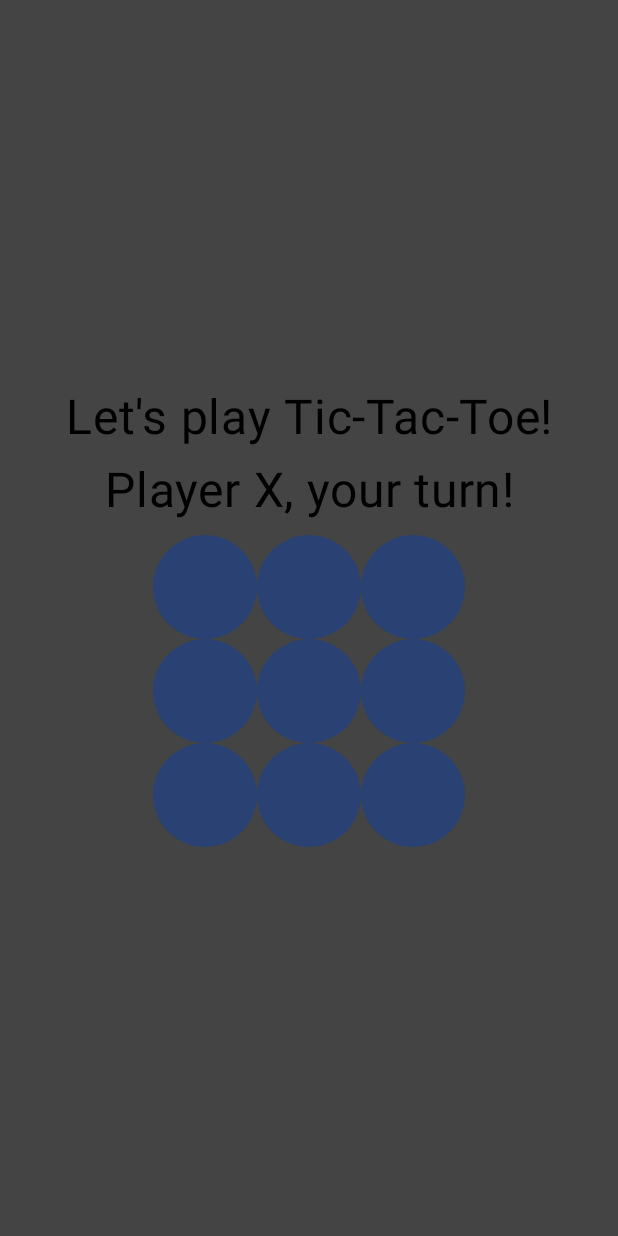
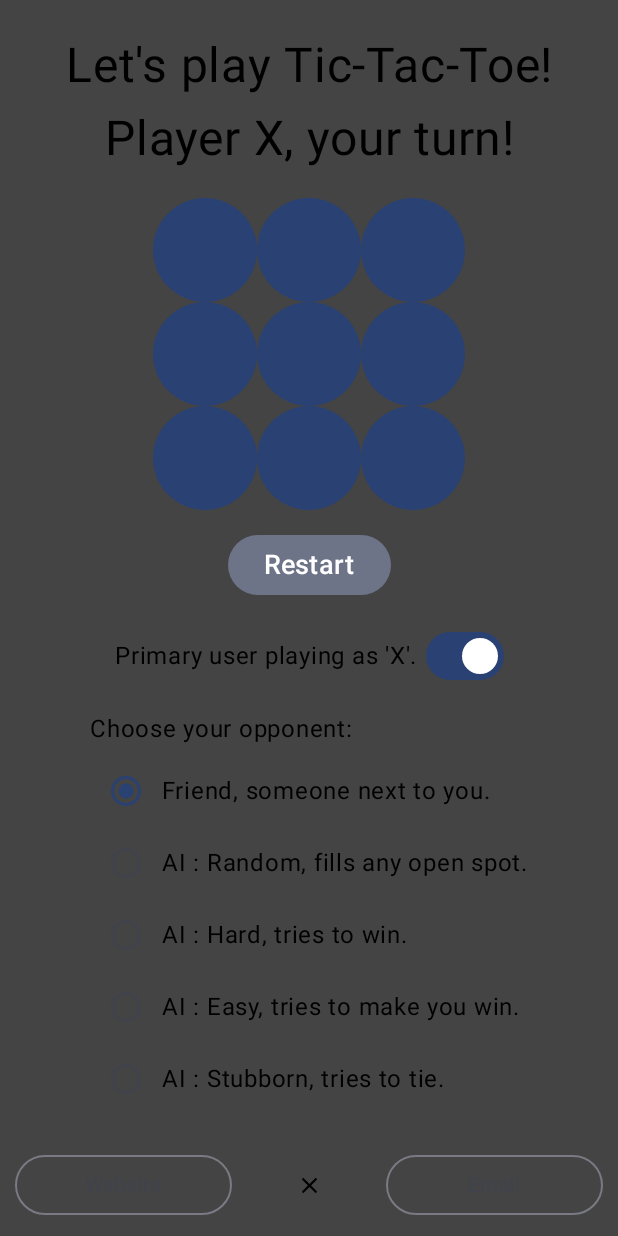
Before and after one commit to Hyperling/TicTacToeAndroid, an Android app built with Jetpack Compose: the screen it shows after launch (MainActivity), on a phone screen of 412 x 824 dp. Run offline under Robolectric (Android 15) with nearby library versions, the phone set to English and light mode, and no system bars.

Commit message:
UI is done, game is still playable. AIs not functional yet, Random is coded but radio buttons not working.

```diff
--- a/app/src/main/java/com/hyperling/tictactoe/MainActivity.kt
+++ b/app/src/main/java/com/hyperling/tictactoe/MainActivity.kt
@@ -1,10 +1,15 @@
 package com.hyperling.tictactoe
 
+import android.content.Context
 import android.content.res.Configuration
 import android.os.Bundle
+import android.widget.RadioButton
+import android.widget.RadioGroup
+import android.widget.Toast
 import androidx.activity.ComponentActivity
 import androidx.activity.compose.setContent
 import androidx.compose.foundation.background
+import androidx.compose.foundation.clickable
 import androidx.compose.foundation.layout.Arrangement
 import androidx.compose.foundation.layout.Box
 import androidx.compose.foundation.layout.Column
@@ -12,12 +17,25 @@ import androidx.compose.foundation.layout.Row
 import androidx.compose.foundation.layout.Spacer
 import androidx.compose.foundation.layout.fillMaxSize
 import androidx.compose.foundation.layout.fillMaxWidth
+import androidx.compose.foundation.layout.height
 import androidx.compose.foundation.layout.offset
 import androidx.compose.foundation.layout.padding
 import androidx.compose.foundation.layout.size
+import androidx.compose.foundation.layout.width
+import androidx.compose.material.icons.Icons
+import androidx.compose.material.icons.rounded.Close
 import androidx.compose.material3.Button
+import androidx.compose.material3.Checkbox
+import androidx.compose.material3.ElevatedButton
+import androidx.compose.material3.FilledTonalButton
+import androidx.compose.material3.Icon
+import androidx.compose.material3.IconButton
+import androidx.compose.material3.IconToggleButton
 import androidx.compose.material3.MaterialTheme
+import androidx.compose.material3.OutlinedButton
+import androidx.compose.material3.RadioButton
 import androidx.compose.material3.Surface
+import androidx.compose.material3.Switch
 import androidx.compose.material3.Text
 import androidx.compose.runtime.Composable
 import androidx.compose.runtime.mutableStateOf
@@ -29,9 +47,12 @@ import com.hyperling.tictactoe.ui.theme.TicTacToeTheme
 import androidx.compose.ui.Modifier
 import androidx.compose.ui.graphics.Color
 import androidx.compose.ui.graphics.RectangleShape
+import androidx.compose.ui.platform.LocalContext
+import androidx.compose.ui.res.stringResource
 import androidx.compose.ui.text.style.TextAlign
 import androidx.compose.ui.unit.dp
 import androidx.compose.ui.unit.sp
+import kotlin.random.Random
 
 class MainActivity : ComponentActivity() {
     override fun onCreate(savedInstanceState: Bundle?) {
@@ -42,7 +63,7 @@ class MainActivity : ComponentActivity() {
                 //Surface( modifier = Modifier.fillMaxSize()
                 //    , color = MaterialTheme.colorScheme.background
                 //) {
-                    Game()
+                    Game(this)
                 //}
             }
         }
@@ -61,20 +82,49 @@ class MainActivity : ComponentActivity() {
 // https://tigeroakes.com/posts/mutablestateof-list-vs-mutablestatelistof/
 
 @Composable
-fun Game() {
+fun Game(context: Context) {
 
     // Shown on the screen.
-    //val grid = remember { mutableStateListOf<String>() }
-    var grid by remember { mutableStateOf(mutableListOf<String>()) }
+    val grid = remember { mutableStateListOf<String>() }
+    //var grid by remember { mutableStateOf(mutableListOf<String>()) }
     var turn by remember { mutableStateOf("X") }
     var lastTurn by remember { mutableStateOf("O") }
     var msg by remember { mutableStateOf("") }
 
     // Hidden flags for determining where we're at.
     var status by remember{ mutableIntStateOf(0) }
+    var newGame by remember { mutableStateOf(true) }
     var gameOver by remember{ mutableStateOf(false) }
     var showClear by remember { mutableStateOf(true) }
-    var newGame by remember { mutableStateOf(true) }
+    var clearText by remember { mutableStateOf("") }
+
+    // AI choices.
+    var player by remember { mutableStateOf("X") }
+    var opponent by remember { mutableStateOf("") }
+    var opponentHuman by remember { mutableStateOf(true) }
+    var opponentRandom by remember { mutableStateOf(false) }
+    var opponentHard by remember { mutableStateOf(false) }
+    var opponentEasy by remember { mutableStateOf(false) }
+    var opponentAnnoying by remember { mutableStateOf(false) }
+
+    if (player == "X") {
+        opponent = "O"
+    } else {
+        opponent = "X"
+    }
+
+    fun setRadiosFalse(): Boolean {
+        opponentHuman = false
+        opponentRandom = false
+        opponentHard = false
+        opponentEasy = false
+        opponentAnnoying = false
+        return true
+    }
+
+    // Being a goofball.
+    var mainText by remember { mutableStateOf("") }
+    var mainClicks by remember { mutableIntStateOf(0) }
 
     if (status != 0) {
         if (status == 1) {
@@ -82,8 +132,6 @@ fun Game() {
         } else if (status == 2) {
             msg = "Tie, better luck next time!"
         }
-        turn = "X"
-        lastTurn = "O"
         status = 0
         showClear = true
         gameOver = true
@@ -95,8 +143,8 @@ fun Game() {
     }
 
     if (newGame) {
-        //grid.clear()
-        grid = mutableListOf<String>()
+        grid.clear()
+        //grid = mutableListOf<String>()
         for (i in 1..9) {
             //grid.add("")
             grid += ""
@@ -104,19 +152,10 @@ fun Game() {
         showClear = false
         gameOver = false
         newGame = false
+        turn = "X"
+        lastTurn = "O"
     }
 
-    // https://developer.android.com/develop/ui/compose/layouts/constraintlayout
-    // Need to switch to a Constraint layout to prevent the
-    //   Play New Game button from screwing everything up.
-    /* * /
-    ConstraintLayout (
-        contentAlignment = Alignment.Center
-        , modifier = Modifier
-            .fillMaxSize()
-            .background(Color.Gray)
-    ) {
-    // */
     Column(
         horizontalAlignment = Alignment.CenterHorizontally
         , verticalArrangement = Arrangement.Center
@@ -125,208 +164,248 @@ fun Game() {
             .background(Color.DarkGray)
     ) {
 
+        Spacer(modifier = Modifier.weight(0.1f))
+
+        Column(
+            horizontalAlignment = Alignment.CenterHorizontally
+            , verticalArrangement = Arrangement.Center
+        ) {
+            when(mainClicks){
+                0 -> mainText = "Let's play Tic-Tac-Toe!"
+                1 -> mainText = "Ouch! Why'd you hit me!?"
+                2 -> mainText = "Hey! Stop that!"
+                3 -> mainText = "Alright wise guy..."
+                4 -> mainText = "Play the game!"
+                5 -> mainText = "I'm done with you!"
+                6 -> mainText = "Last chance, jerk!!"
+                100 -> mainText = "You're determined, fella."
+                7 -> {
+                    mainText = "OK, take this!"
+                    opponentEasy = true
+                    lastTurn = opponent
+                    status = 1
+                }
+                else -> mainText = "We're done here, play!"
+            }
             Text(
-                text = "Let's play Tic-Tac-Toe!"
-                , textAlign = TextAlign.Center
-                , fontSize = 32.sp
+                text = mainText,
+                textAlign = TextAlign.Center,
+                fontSize = 32.sp,
+                modifier = Modifier.clickable {
+                    mainClicks++
+                }
             )
             Text(
-                text = msg
-                , textAlign = TextAlign.Center
-                , fontSize = 32.sp
-                , modifier = Modifier
+                text = msg,
+                textAlign = TextAlign.Center,
+                fontSize = 32.sp,
+                modifier = Modifier
                     .padding(10.dp)
             )
-            Column(
-                //modifier = Modifier
-                //    .background(Color.Black, RectangleShape)
-            ) {
+            Spacer(modifier = Modifier.size(10.dp))
+
+            // OK, this is awesome, thanks Jetbrains Compose.
+            var count = 0
+            for (row in 1..3) {
                 Row {
+                    for (col in 1..3) {
+                        val index = count
                         Button(
                             onClick = {
-                            if (!gameOver && grid[0].isEmpty()) {
-                                //grid[0] = turn
-                                grid[0] = turn
+                                if (!gameOver && grid[index].isEmpty()) {
+                                    grid[index] = turn
                                     status = checkGrid(grid)
                                     turn = changeTurn(turn)
                                 }
-                        }
-                        , modifier = Modifier
+                            }, modifier = Modifier
                                 .size(69.dp)
                         ) {
                             Text(
-                            text = grid[0]
-                            , fontSize = 24.sp
-                            , textAlign = TextAlign.Center
+                                text = grid[index],
+                                fontSize = 24.sp,
+                                textAlign = TextAlign.Center
                             )
                         }
-                    Button(
-                        onClick = {
-                            if (!gameOver && grid[1].isEmpty()) {
-                                grid[1] = turn
-                                status = checkGrid(grid)
-                                turn = changeTurn(turn)
+                        count++
                     }
-                        }
-                        , modifier = Modifier
-                            .size(69.dp)
-                    ) {
-                        Text(
-                            text = grid[1]
-                            , fontSize = 24.sp
-                            , textAlign = TextAlign.Center
-                        )
-                    }
-                    Button(
-                        onClick = {
-                            if (!gameOver && grid[2].isEmpty()) {
-                                grid[2] = turn
-                                status = checkGrid(grid)
-                                turn = changeTurn(turn)
-                            }
-                        }
-                        , modifier = Modifier
-                            .size(69.dp)
-                    ) {
-                        Text(
-                            text = grid[2]
-                            , fontSize = 24.sp
-                            , textAlign = TextAlign.Center
-                        )
-                    }
-                }
-                Row {
-                    Button(
-                        onClick = {
-                            if (!gameOver && grid[3].isEmpty()) {
-                                grid[3] = turn
-                                status = checkGrid(grid)
-                                turn = changeTurn(turn)
-                            }
-                        }
-                        , modifier = Modifier
-                            .size(69.dp)
-                    ) {
-                        Text(
-                            text = grid[3]
-                            , fontSize = 24.sp
-                            , textAlign = TextAlign.Center
-                        )
-                    }
-                    Button(
-                        onClick = {
-                            if (!gameOver && grid[4].isEmpty()) {
-                                grid[4] = turn
-                                status = checkGrid(grid)
-                                turn = changeTurn(turn)
-                            }
-                        }
-                        , modifier = Modifier
-                            .size(69.dp)
-                    ) {
-                        Text(
-                            text = grid[4]
-                            , fontSize = 24.sp
-                            , textAlign = TextAlign.Center
-                        )
-                    }
-                    Button(
-                        onClick = {
-                            if (!gameOver && grid[5].isEmpty()) {
-                                grid[5] = turn
-                                status = checkGrid(grid)
-                                turn = changeTurn(turn)
-                            }
-                        }
-                        , modifier = Modifier
-                            .size(69.dp)
-                    ) {
-                        Text(
-                            text = grid[5]
-                            , fontSize = 24.sp
-                            , textAlign = TextAlign.Center
-                        )
-                    }
-                }
-                Row {
-                    Button(
-                        onClick = {
-                            if (!gameOver && grid[6].isEmpty()) {
-                                grid[6] = turn
-                                status = checkGrid(grid)
-                                turn = changeTurn(turn)
-                            }
-                        }
-                        , modifier = Modifier
-                            .size(69.dp)
-                    ) {
-                        Text(
-                            text = grid[6]
-                            , fontSize = 24.sp
-                            , textAlign = TextAlign.Center
-                        )
-                    }
-                    Button(
-                        onClick = {
-                            if (!gameOver && grid[7].isEmpty()) {
-                                grid[7] = turn
-                                status = checkGrid(grid)
-                                turn = changeTurn(turn)
-                            }
-                        }
-                        , modifier = Modifier
-                            .size(69.dp)
-                    ) {
-                        Text(
-                            text = grid[7]
-                            , fontSize = 24.sp
-                            , textAlign = TextAlign.Center
-                        )
-                    }
-                    Button(
-                        onClick = {
-                            if (!gameOver && grid[8].isEmpty()) {
-                                grid[8] = turn
-                                status = checkGrid(grid)
-                                turn = changeTurn(turn)
-                            }
-                        }, modifier = Modifier.size(69.dp)
-                    ) {
-                        Text(
-                            text = grid[8]
-                            , fontSize = 24.sp
-                            , textAlign = TextAlign.Center
-                        )
-                    }
-                }
-            }
-            // TBD how to make this appear without moving all the
-            //   other items up then back down when it leaves?
-            if (showClear) {
-                Spacer(modifier = Modifier.size(8.dp))
-                Row {
-                    Button(onClick = { newGame = true }) {
-                        Text(
-                            text = "Start New Game"
-                            , fontSize = 18.sp
-                        )
                 }
             }
         }
 
+        Spacer(modifier = Modifier.weight(0.05f))
+
+        if (showClear) {
+            clearText = "Start New Game"
+        } else {
+            clearText = "Restart"
+        }
+        Row {
+            FilledTonalButton(onClick = { newGame = true }) {
+                Text(
+                    text = clearText, fontSize = 18.sp
+                )
+            }
+        }
+
+        Spacer(modifier = Modifier.weight(0.05f))
+
+        // Allow player to go 2nd (play as O)
+        Row (
+            verticalAlignment = Alignment.CenterVertically
+        ){
+            Text(
+                text = "Primary user playing as '$player'.",
+                fontSize = 16.sp
+            )
+            Spacer(modifier = Modifier.size(5.dp))
+            Switch(
+                checked = (player == "X"),
+                onCheckedChange = {
+                    when (player) {
+                        "X" -> player = "O"
+                        "O" -> player = "X"
+                    }
+                    Toast.makeText(
+                        context,
+                        "AI is now playing as $opponent.",
+                        Toast.LENGTH_SHORT
+                    )
+                    Toast.makeText(
+                        context,
+                        "Game has been cleared.",
+                        Toast.LENGTH_LONG
+                    )
+                    gameOver = true
+                    newGame = true
+                }
+            )
+        }
+
+        Spacer(modifier = Modifier.weight(0.05f))
+
         // Radio list for opponent difficulty.
-            /* * /
-            Column {
-                RadioGroup (
-                    RadioButton(selected = true, onClick = { /* NOTHING */ })
+        /* */
+        Column (
+            horizontalAlignment = Alignment.Start,
+            verticalArrangement = Arrangement.Bottom
+        ){
+            Text(
+                text = stringResource(id = R.string.opponent_header),
+                fontSize = 16.sp
             )
+            Spacer(modifier = Modifier.size(5.dp))
+            Row (
+                verticalAlignment = Alignment.CenterVertically,
+                modifier = Modifier.clickable {
+                    opponentHuman = setRadiosFalse()
+                }
+            ){
+                RadioButton(
+                    selected = opponentHuman,
+                    onClick = { opponentHuman = setRadiosFalse() },
+                )
+                Text(
+                    text = stringResource(id = R.string.opponent_human),
+                    fontSize = 16.sp
+                )
+            }
+            Row (
+                verticalAlignment = Alignment.CenterVertically
+            ){
+                RadioButton(
+                    selected = opponentRandom,
+                    onClick = { opponentRandom = setRadiosFalse() },
+                )
+                Text(
+                    text = stringResource(id = R.string.opponent_random),
+                    fontSize = 16.sp
+                )
+            }
+            Row (
+                verticalAlignment = Alignment.CenterVertically
+            ){
+                RadioButton(
+                    selected = opponentHard,
+                    onClick = { opponentHard = setRadiosFalse() },
+                )
+                Text(
+                    text = stringResource(id = R.string.opponent_hard),
+                    fontSize = 16.sp
+                )
+            }
+            Row (
+                verticalAlignment = Alignment.CenterVertically
+            ){
+                RadioButton(
+                    selected = opponentEasy,
+                    onClick = { opponentEasy = setRadiosFalse() },
+                )
+                Text(
+                    text = stringResource(id = R.string.opponent_easy),
+                    fontSize = 16.sp
+                )
+            }
+            Row (
+                verticalAlignment = Alignment.CenterVertically
+            ){
+                RadioButton(
+                    selected = opponentAnnoying,
+                    onClick = { opponentAnnoying = setRadiosFalse() },
+                )
+                Text(
+                    text = stringResource(id = R.string.opponent_annoying),
+                    fontSize = 16.sp
+                )
+            }
+        }
+        // */
+
+        Spacer(modifier = Modifier.weight(.05f))
+
+        // Media Links TBD
+        Column(
+            verticalArrangement = Arrangement.Bottom
+        ) {
+
+            Row(
+                verticalAlignment = Alignment.CenterVertically
+            ) {
+                OutlinedButton(
+                    onClick = { /*TODO*/ },
+                    modifier = Modifier
+                        .padding(10.dp)
+                        .weight(0.4f)
+                ) {
+                    Text(
+                        text = "Website"
+                    )
+                }
+                Spacer(modifier = Modifier.weight(0.05f))
+                IconButton(
+                    onClick = { /* TBD */ },
+                    modifier = Modifier.weight(0.1f)
+                ) {
+                    Icon(
+                        imageVector = Icons.Rounded.Close
+                        , contentDescription = "Exit"
+                        , modifier = Modifier.size(18.dp)
+                    )
+                }
+                Spacer(modifier = Modifier.weight(0.05f))
+                OutlinedButton(
+                    onClick = { /*TODO*/ },
+                    modifier = Modifier
+                        .padding(10.dp)
+                        .weight(0.4f)
+                ) {
+                    Text(
+                        text = "Email"
+                    )
+                }
+            }
 
         }
-            // */
     }
-    /* * /
-    }
-    // */
 }
 
 /* * /
@@ -343,7 +422,7 @@ fun Game() {
 // */
 @Composable
 fun PreviewGame() {
-    Game()
+    Game(LocalContext.current)
 }
 
 // Check whether any winning conditions have been met.
@@ -351,7 +430,7 @@ fun PreviewGame() {
 //   0: False, no victor yet.
 //   1: Victory!
 //   2: Game ended in a tie.
-fun checkGrid(grid: List<String>): Int {
+private fun checkGrid(grid: List<String>): Int {
 
     // Left column
     if (grid[0].isNotBlank() && grid[0] === grid[3] && grid[3] === grid[6]) {
@@ -402,7 +481,7 @@ fun checkGrid(grid: List<String>): Int {
 }
 
 // Change which player's turn it is.
-fun changeTurn(turn: String): String {
+private fun changeTurn(turn: String): String {
     if (turn == "X") {
         return "O"
     }
@@ -410,14 +489,20 @@ fun changeTurn(turn: String): String {
 }
 
 /* AI Players */
-fun playRandomMove(grid: MutableList<String>) : Int {
+private fun playRandomMove(grid: MutableList<String>): Int {
+    var random = Random(9)
+    var choice = random.nextInt()
+    while (grid[choice].isNotBlank()) {
+        choice = random.nextInt()
+    }
+    return choice
+}
+
+// behavior determines if the AI is:
+//   0 - Plays to lose
+//   1 - Plays to win
+//   2 - Plays to tie
+// Returns the grid number which should get the AI's mark.
+fun playWeightedMove(grid: MutableList<String>, behavior: Int, turn: String) : Int {
     return -1
 }
-
-fun playWinningMove(grid: MutableList<String>) : Int {
-    return -1
-}
-
-fun playAnnoyingMove(grid: MutableList<String>) : Int {
-    return -1
-}
--- a/app/src/main/res/values/strings.xml
+++ b/app/src/main/res/values/strings.xml
@@ -1,9 +1,10 @@
 <resources>
     <string name="app_name">Tic-Tac-Toe</string>
 
-    <string name="player_choice_header">Choose your opponent:</string>
-    <string name="player_choice_1">Friend, someone next to you.</string>
-    <string name="player_choice_2">AI : Random, fills any open spot.</string>
-    <string name="player_choice_3">AI : Hard, tries to win.</string>
-    <string name="player_choice_4">AI : Stubborn, tries to tie.</string>
+    <string name="opponent_header">Choose your opponent:</string>
+    <string name="opponent_human">Friend, someone next to you.</string>
+    <string name="opponent_random">AI : Random, fills any open spot.</string>
+    <string name="opponent_hard">AI : Hard, tries to win.</string>
+    <string name="opponent_easy">AI : Easy, tries to make you win.</string>
+    <string name="opponent_annoying">AI : Stubborn, tries to tie.</string>
 </resources>
```
Lines whose indentation alone changed are shown as unchanged.
